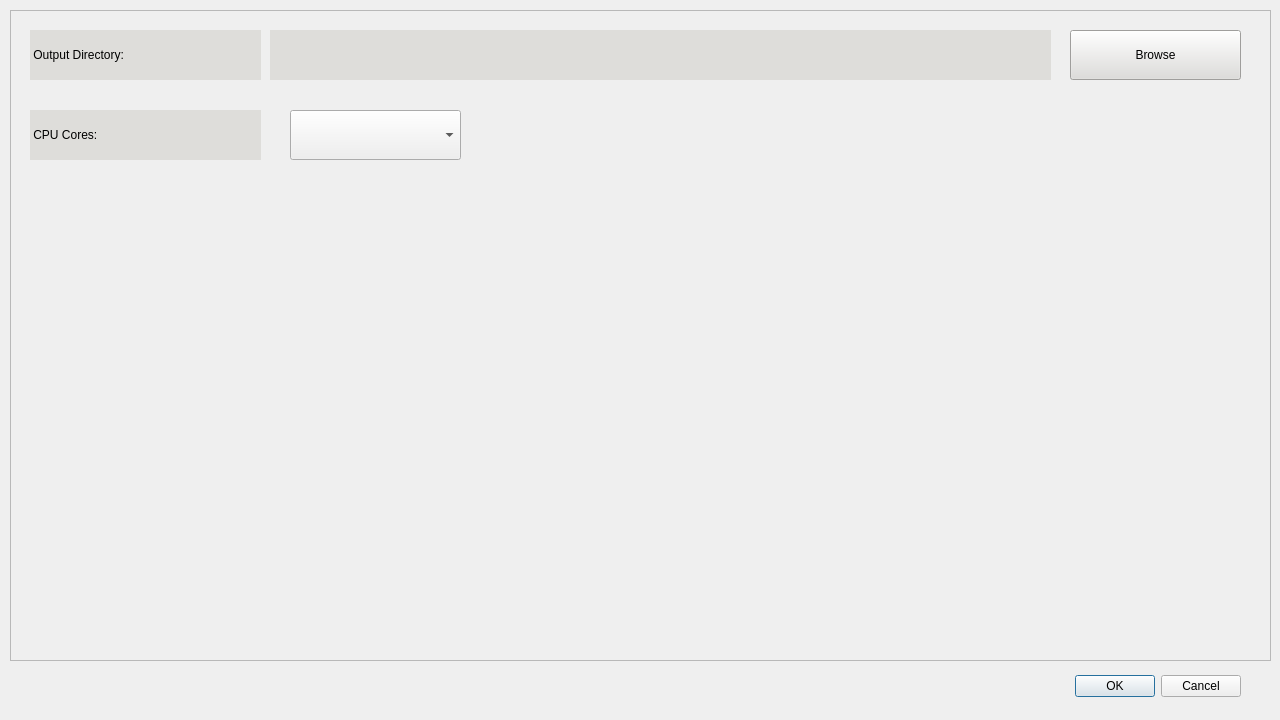
The window that YT-DLP-GUI/ui_components/preference_diaglog.ui (redwankarimsony/YT-DLP-Music-Download-Manager) describes before a commit, drawn with Qt 5.
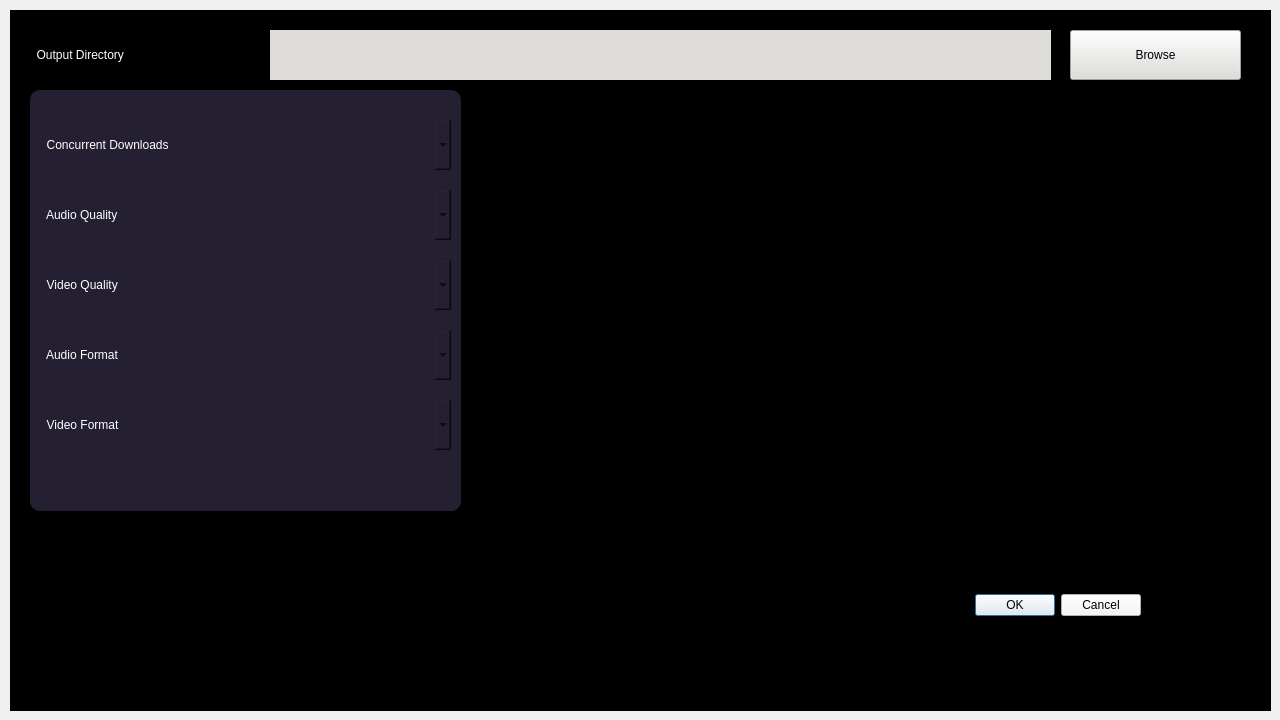
The same window after the commit.

Patch:
```diff
--- a/YT-DLP-GUI/ui_components/preference_diaglog.ui
+++ b/YT-DLP-GUI/ui_components/preference_diaglog.ui
@@ -13,31 +13,18 @@
   <property name="windowTitle">
    <string>Dialog</string>
   </property>
-  <widget class="QDialogButtonBox" name="buttonBox">
-   <property name="geometry">
-    <rect>
-     <x>870</x>
-     <y>670</y>
-     <width>371</width>
-     <height>32</height>
-    </rect>
-   </property>
-   <property name="orientation">
-    <enum>Qt::Horizontal</enum>
-   </property>
-   <property name="standardButtons">
-    <set>QDialogButtonBox::Cancel|QDialogButtonBox::Ok</set>
-   </property>
-  </widget>
   <widget class="QFrame" name="frame">
    <property name="geometry">
     <rect>
      <x>10</x>
      <y>10</y>
      <width>1261</width>
-     <height>651</height>
+     <height>701</height>
     </rect>
    </property>
+   <property name="styleSheet">
+    <string notr="true">background-color: rgb(0, 0, 0);</string>
+   </property>
    <property name="frameShape">
     <enum>QFrame::StyledPanel</enum>
    </property>
@@ -54,10 +41,11 @@
      </rect>
     </property>
     <property name="styleSheet">
-     <string notr="true">background-color: rgb(222, 221, 218);</string>
+     <string notr="true">color: rgb(255, 255, 255);
+border-radius: 10px;</string>
     </property>
     <property name="text">
-     <string> Output Directory:</string>
+     <string>  Output Directory</string>
     </property>
    </widget>
    <widget class="QLabel" name="output_path_label">
@@ -92,31 +80,183 @@
      <string>Browse</string>
     </property>
    </widget>
-   <widget class="QLabel" name="label_3">
+   <widget class="QFrame" name="frame_2">
     <property name="geometry">
      <rect>
       <x>20</x>
-      <y>100</y>
-      <width>231</width>
-      <height>50</height>
+      <y>80</y>
+      <width>431</width>
+      <height>421</height>
      </rect>
     </property>
     <property name="styleSheet">
-     <string notr="true">background-color: rgb(222, 221, 218);</string>
+     <string notr="true">background-color: rgb(36, 31, 49);
+border-radius: 10px</string>
     </property>
-    <property name="text">
-     <string> CPU Cores:</string>
+    <property name="frameShape">
+     <enum>QFrame::StyledPanel</enum>
     </property>
+    <property name="frameShadow">
+     <enum>QFrame::Raised</enum>
+    </property>
+    <widget class="QComboBox" name="audio_format_combo">
+     <property name="geometry">
+      <rect>
+       <x>250</x>
+       <y>240</y>
+       <width>171</width>
+       <height>50</height>
+      </rect>
+     </property>
+    </widget>
+    <widget class="QLabel" name="label_5">
+     <property name="geometry">
+      <rect>
+       <x>10</x>
+       <y>170</y>
+       <width>231</width>
+       <height>50</height>
+      </rect>
+     </property>
+     <property name="styleSheet">
+      <string notr="true">color: rgb(255, 255, 255);
+border-radius: 10px;</string>
+     </property>
+     <property name="text">
+      <string>  Video Quality</string>
+     </property>
+    </widget>
+    <widget class="QLabel" name="label_3">
+     <property name="geometry">
+      <rect>
+       <x>10</x>
+       <y>30</y>
+       <width>231</width>
+       <height>50</height>
+      </rect>
+     </property>
+     <property name="styleSheet">
+      <string notr="true">color: rgb(255, 255, 255);
+border-radius: 10px;</string>
+     </property>
+     <property name="text">
+      <string>  Concurrent Downloads</string>
+     </property>
+    </widget>
+    <widget class="QComboBox" name="audio_quality_combo">
+     <property name="geometry">
+      <rect>
+       <x>250</x>
+       <y>100</y>
+       <width>171</width>
+       <height>50</height>
+      </rect>
+     </property>
+    </widget>
+    <widget class="QLabel" name="label_6">
+     <property name="geometry">
+      <rect>
+       <x>10</x>
+       <y>240</y>
+       <width>231</width>
+       <height>50</height>
+      </rect>
+     </property>
+     <property name="styleSheet">
+      <string notr="true">color: rgb(255, 255, 255);
+border-radius: 10px;
+</string>
+     </property>
+     <property name="text">
+      <string>  Audio Format</string>
+     </property>
+    </widget>
+    <widget class="QComboBox" name="concurrent_combo">
+     <property name="geometry">
+      <rect>
+       <x>250</x>
+       <y>30</y>
+       <width>171</width>
+       <height>50</height>
+      </rect>
+     </property>
+     <property name="styleSheet">
+      <string notr="true"/>
+     </property>
+    </widget>
+    <widget class="QLabel" name="label_4">
+     <property name="geometry">
+      <rect>
+       <x>10</x>
+       <y>100</y>
+       <width>231</width>
+       <height>50</height>
+      </rect>
+     </property>
+     <property name="styleSheet">
+      <string notr="true">color: rgb(255, 255, 255);
+border-radius: 10px;</string>
+     </property>
+     <property name="text">
+      <string>  Audio Quality</string>
+     </property>
+    </widget>
+    <widget class="QComboBox" name="video_quality_combo">
+     <property name="geometry">
+      <rect>
+       <x>250</x>
+       <y>170</y>
+       <width>171</width>
+       <height>50</height>
+      </rect>
+     </property>
+    </widget>
+    <widget class="QComboBox" name="video_format_combo">
+     <property name="geometry">
+      <rect>
+       <x>250</x>
+       <y>310</y>
+       <width>171</width>
+       <height>50</height>
+      </rect>
+     </property>
+    </widget>
+    <widget class="QLabel" name="label_7">
+     <property name="geometry">
+      <rect>
+       <x>10</x>
+       <y>310</y>
+       <width>231</width>
+       <height>50</height>
+      </rect>
+     </property>
+     <property name="styleSheet">
+      <string notr="true">color: rgb(255, 255, 255);
+border-radius: 10px;</string>
+     </property>
+     <property name="text">
+      <string>  Video Format</string>
+     </property>
+    </widget>
    </widget>
-   <widget class="QComboBox" name="comboBox">
+   <widget class="QDialogButtonBox" name="buttonBox">
     <property name="geometry">
      <rect>
-      <x>280</x>
-      <y>100</y>
-      <width>171</width>
-      <height>50</height>
+      <x>760</x>
+      <y>570</y>
+      <width>371</width>
+      <height>51</height>
      </rect>
     </property>
+    <property name="styleSheet">
+     <string notr="true">background-color: rgb(246, 245, 244);</string>
+    </property>
+    <property name="orientation">
+     <enum>Qt::Horizontal</enum>
+    </property>
+    <property name="standardButtons">
+     <set>QDialogButtonBox::Cancel|QDialogButtonBox::Ok</set>
+    </property>
    </widget>
   </widget>
  </widget>
```
Left out of the diff: 3 changed lines with no effect on the pictures.
